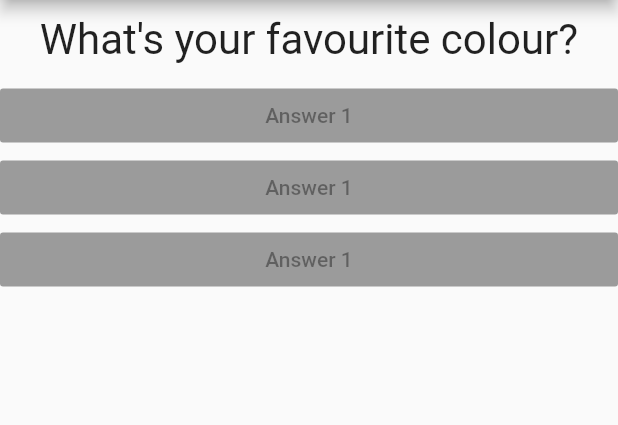
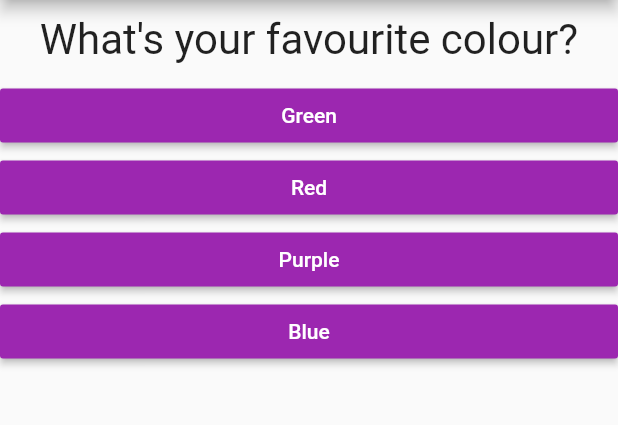
Before and after one commit to archrave/Personality-test-app, a Flutter app: the screen it shows after launch, on a phone screen of 412 x 824 dp, the part 84-509 px from its top. Run offline on Flutter 3.47's test engine with Material 2 defaults, Android fonts, the phone set to English and light mode, and no system bars.

Commit message:
Mapped the answers list to create answer buttons

```diff
--- a/lib/answer.dart
+++ b/lib/answer.dart
@@ -1,15 +1,19 @@
 import 'package:flutter/material.dart';
 
 class Answer extends StatelessWidget {
+  final VoidCallback selectHandler;
+  final String answerText; //for getting answer text
+  Answer(this.selectHandler, this.answerText);
   @override
   Widget build(BuildContext context) {
     return Container(
       width: double.infinity,
       child: RaisedButton(
         color: Colors.purple,
-        child: Text('Answer 1'),
+        textColor: Colors.white,
+        child: Text(answerText),
         onPressed:
-            null, //No parantheesis on the function to execute it as a function and not get a returned value
+            selectHandler, //No parantheesis on the function to execute it as a function and not get a returned value
       ),
     );
   }
--- a/lib/main.dart
+++ b/lib/main.dart
@@ -28,10 +28,18 @@ class _FirstAppState extends State<FirstApp> {
   @override
   Widget build(BuildContext context) {
     var questions = [
-      'What\'s your favourite colour?',
-      'What\'s your favourite hip hop artist?',
-      'What\'s your favourtte game?',
-      'When the'
+      {
+        'questionText': 'What\'s your favourite colour?',
+        'answers': ['Green', 'Red', 'Purple', 'Blue']
+      },
+      {
+        'questionText': 'What\'s your favourite hip hop artist?',
+        'answers': ['Green', 'Red', 'Purple', 'Blue']
+      },
+      {
+        'questionText': 'What\'s your favourite game?',
+        'answers': ['Skyrim', 'Minecraft', 'Dark Souls', 'Half Life']
+      },
     ];
     return MaterialApp(
       home: Scaffold(
@@ -40,10 +48,29 @@ class _FirstAppState extends State<FirstApp> {
         ),
         body: Column(
           children: [
-            Question(questions[_questionIndex]),
-            Answer(),
-            Answer(),
-            Answer(),
+            Question(
+              questions[_questionIndex]['questionText'] as String,
+            ),
+
+            /*The following function is a .map() function which basically takes a reference of a list and then
+            makes a new list based on that reference. Here we're trying to create a new list of Widgets for the Answer Buttons
+            taking 'answer' list as reference   (question[_questionIndex]['answer'])      */
+
+            /*We're doing this, instead of hard coding the Answer() functions to raise buttons(as commented below), since we might want different
+            number of Answer buttons(asa widgets) for different questions       */
+
+            /*map() takes a function as an argument and thus we're creating an Anonymous function having 'answer' (current element in the 'answers'
+            list) as an argument which we pass to the _AnswerQuestion() function, which basically contains text for answers      */
+
+            /* The '...' below is basically turning the whole newly created list into small elements of that list so as to pass those elements
+             in the Column() List since otherwise, we'd pass a list in column list which would create a nested list which is wrong      */
+
+            ...(questions[_questionIndex]['answers'] as List<String>)
+                .map((answer) {
+              return Answer(_AnswerQuestion, answer);
+            }).toList()
+            //Answer(_AnswerQuestion),
+            //Answer(_AnswerQuestion),
           ],
         ),
       ),
```
